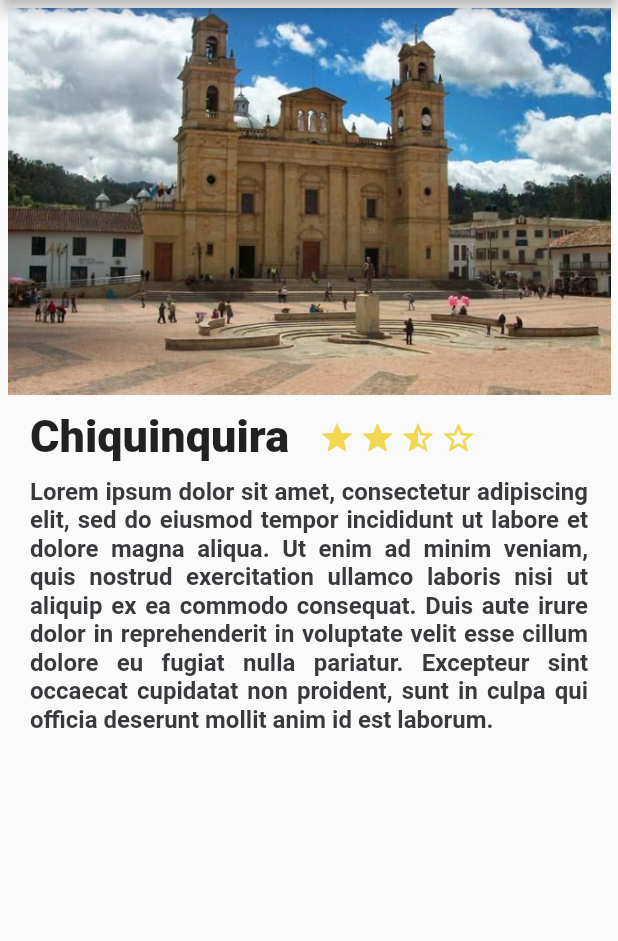
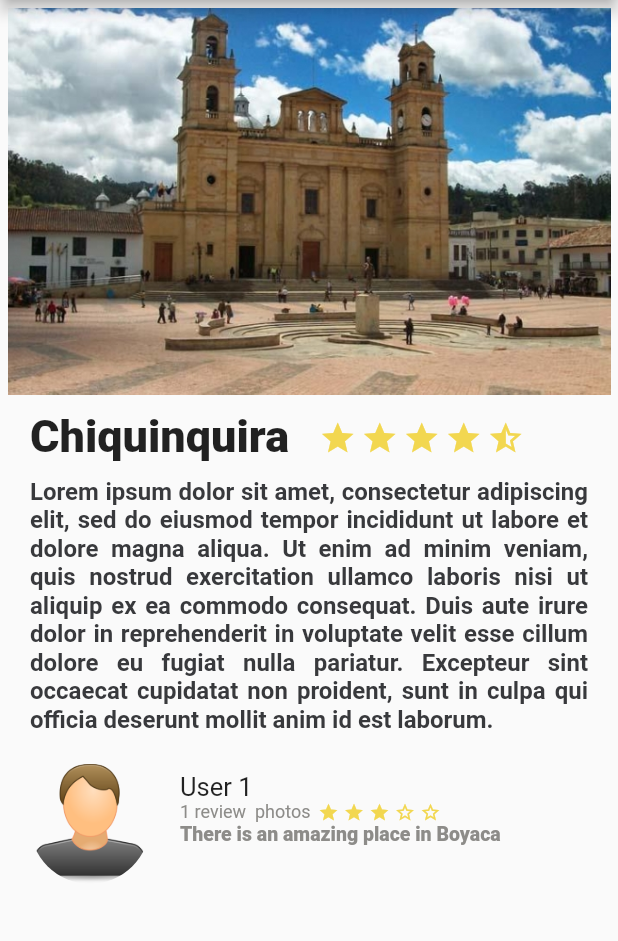
Before and after one commit to iscrozo/AppDescriptionPlace, a Flutter app: the screen it shows after launch, on a phone screen of 412 x 824 dp, the part 84-1025 px from its top. Run offline on Flutter 3.47's test engine with Material 2 defaults, Android fonts, the phone set to English and light mode, and no system bars; our stand-ins replace hexcolor; Roboto replaces fonts that are missing (LORA, Lora).

Commit message:
Se agrega crea panel de usuarios inferior, este sera cambiado por un scrollView

```diff
--- a/lib/main.dart
+++ b/lib/main.dart
@@ -1,3 +1,4 @@
+import 'package:app2/view/review.dart';
 import 'package:flutter/material.dart';
 import 'package:app2/view/description_place.dart';
 
@@ -9,16 +10,29 @@ class MyApp extends StatelessWidget {
   final textLorem =
       "Lorem ipsum dolor sit amet, consectetur adipiscing elit, sed do eiusmod tempor incididunt ut labore et dolore magna aliqua. Ut enim ad minim veniam, quis nostrud exercitation ullamco laboris nisi ut aliquip ex ea commodo consequat. Duis aute irure dolor in reprehenderit in voluptate velit esse cillum dolore eu fugiat nulla pariatur. Excepteur sint occaecat cupidatat non proident, sunt in culpa qui officia deserunt mollit anim id est laborum.";
 
+  String pathImage = "assets/img/user.png";
+  String name = "User 1";
+  String details = "1 review  photos";
+  String comment = "There is an amazing place in Boyaca";
 
   @override
   Widget build(BuildContext context) {
+    final bodyReview = Column(
+      children: [
+        new DescriptionPlace("Chiquinquira", 5, textLorem,4.5),
+        new Review(pathImage, name, details, comment, 3),
+      ],
+    );
+
     return MaterialApp(
         title: 'Desc-Place',
         home: Scaffold(
             appBar: AppBar(
-              title: Text("Desc-Place",
-              textAlign: TextAlign.center,),
+              title: Text(
+                "Desc-Place",
+                textAlign: TextAlign.center,
+              ),
             ),
-            body: new DescriptionPlace("Chiquinquira",5,textLorem)));
+            body: bodyReview));
   }
 }
--- a/lib/util/varcolors.dart
+++ b/lib/util/varcolors.dart
@@ -3,3 +3,4 @@ import 'package:hexcolor/hexcolor.dart';
 
 Color colorStar = HexColor("#F2D750");
 Color colorText = HexColor('#38393C');
+Color ColorTextGris = HexColor("#8D8C89");
--- /dev/null
+++ b/lib/view/components_utils/shape_stars.dart
@@ -0,0 +1,49 @@
+import 'package:flutter/material.dart';
+import 'package:app2/util/varcolors.dart';
+
+class ShapeStars extends StatelessWidget {
+  double stars;
+  double marginleft;
+  double fontsize;
+
+  ShapeStars(this.stars, this.marginleft, this.fontsize);
+
+  Widget getStar(double star) {
+    var icon = Icons.star;
+    if (star == 0.5) {
+      icon = Icons.star_half;
+    } else if (star < 0.5) {
+      icon = Icons.star_border;
+    }
+
+    return Container(
+      margin: EdgeInsets.only(right: 3.0),
+      child: Icon(
+        icon,
+        color: colorStar,
+        size: fontsize,
+      ),
+    );
+  }
+
+  Widget getRatin(double stars) {
+    var list = new List<Widget>();
+
+    for (var n = 0; n < 5; n++) {
+      list.add(getStar(stars));
+      stars--;
+    }
+    return Container(
+      margin: EdgeInsets.only(left: marginleft),
+      child: Row(
+        children: list,
+      ),
+    );
+  }
+
+  @override
+  Widget build(BuildContext context) {
+    // TODO: implement build
+    return getRatin(stars);
+  }
+}
--- a/lib/view/description_place.dart
+++ b/lib/view/description_place.dart
@@ -1,40 +1,34 @@
 import 'package:app2/util/varcolors.dart';
 import 'package:flutter/material.dart';
+import 'package:app2/view/components_utils/shape_stars.dart';
 
 // ignore: must_be_immutable
 class DescriptionPlace extends StatelessWidget {
   String namePlace;
-  int stars;
+  double stars;
   String descriptionPlace;
-  double positionStarY = 13.0 ;
-  double positionStarX= 3.0 ;
+  double positionStarY = 13.0;
+  double positionStarX = 3.0;
   double positionTitleY = 10.0;
+  double qualifyCity;
   // double positionTitleX =
 
-  DescriptionPlace(this.namePlace, this.stars, this.descriptionPlace);
+  DescriptionPlace(this.namePlace, this.stars, this.descriptionPlace, this.qualifyCity);
 
   @override
   Widget build(BuildContext context) {
     // TODO: implement build
     final icon_star_half = Container(
-      margin: EdgeInsets.only(top: positionStarY , right: positionStarX),
+      margin: EdgeInsets.only(top: positionStarY, right: positionStarX),
       child: Icon(
         Icons.star_half,
         color: colorStar,
       ),
     );
     final icon_star_border = Container(
-      margin: EdgeInsets.only(top: positionStarY , right: positionStarX),
+      margin: EdgeInsets.only(top: positionStarY, right: positionStarX),
       child: Icon(
         Icons.star_border,
-        color: colorStar,
-      ),
-    );
-
-    final icon_star = Container(
-      margin: EdgeInsets.only(top: positionStarY , right: positionStarX),
-      child: Icon(
-        Icons.star,
         color: colorStar,
       ),
     );
@@ -53,8 +47,11 @@ class DescriptionPlace extends StatelessWidget {
             textAlign: TextAlign.left,
           ),
         ),
-        Row(
-          children: [icon_star, icon_star, icon_star_half, icon_star_border],
+        Container(
+          margin: EdgeInsets.only(top: positionStarY, right: positionStarX),
+          child: Row(
+            children: [new ShapeStars(qualifyCity, 0.0, 25.0)],
+          ),
         )
       ],
     );
@@ -76,7 +73,9 @@ class DescriptionPlace extends StatelessWidget {
         textAlign: TextAlign.justify,
         style: TextStyle(
             fontFamily: "Lora",
-            fontWeight: FontWeight.bold, fontSize: 16, color: colorText),
+            fontWeight: FontWeight.bold,
+            fontSize: 16,
+            color: colorText),
       ),
     );
 
--- /dev/null
+++ b/lib/view/review.dart
@@ -0,0 +1,79 @@
+import 'package:app2/view/components_utils/shape_stars.dart';
+import 'package:flutter/material.dart';
+import 'package:app2/util/varcolors.dart';
+
+class Review extends StatelessWidget {
+  String pathImage = "assets/img/user.png";
+  String name = "User 1";
+  String details = "1 review  photos";
+  String comment = "There is an amazing place in Boyaca";
+  double quantityStars;
+
+  Review(this.pathImage, this.name, this.details, this.comment,
+      this.quantityStars);
+
+  @override
+  Widget build(BuildContext context) {
+    // TODO: implement build
+
+    final userName = Container(
+      margin: EdgeInsets.only(left: 20.0),
+      child: Text(
+        name,
+        textAlign: TextAlign.left,
+        style: TextStyle(fontSize: 17.0, fontFamily: "LORA"),
+      ),
+    );
+
+    final userInfo = Container(
+      margin: EdgeInsets.only(left: 20.0),
+      child: Text(
+        details,
+        textAlign: TextAlign.left,
+        style:
+            TextStyle(fontSize: 12.0, fontFamily: "LORA", color: ColorTextGris),
+      ),
+    );
+
+    final userComments = Container(
+      margin: EdgeInsets.only(left: 20.0),
+      child: Text(
+        comment,
+        textAlign: TextAlign.left,
+        style: TextStyle(
+            fontSize: 13.0,
+            fontFamily: "LORA",
+            color: ColorTextGris,
+            fontWeight: FontWeight.w900),
+      ),
+    );
+
+    final userDetails = Column(
+      crossAxisAlignment: CrossAxisAlignment.start,
+      children: [
+        userName,
+        Row(
+          children: [userInfo, new ShapeStars(quantityStars, 5.0, 14.0)],
+        ),
+        userComments
+      ],
+    );
+
+    final photo = Container(
+      margin: EdgeInsets.only(
+        top: 20.0,
+        left: 20.0,
+      ),
+      width: 80.0,
+      height: 80.0,
+      decoration: BoxDecoration(
+          shape: BoxShape.circle,
+          image:
+              DecorationImage(fit: BoxFit.cover, image: AssetImage(pathImage))),
+    );
+
+    return Row(
+      children: [photo, userDetails],
+    );
+  }
+}
--- /dev/null
+++ b/lib/view/review_list.dart
@@ -0,0 +1,10 @@
+import 'package:flutter/material.dart';
+
+class ReviewList extends StatelessWidget{
+  @override
+  Widget build(BuildContext context) {
+    // TODO: implement build
+    return null;
+  }
+
+}
--- a/pubspec.yaml
+++ b/pubspec.yaml
@@ -78,6 +78,7 @@ flutter:
 
   assets:
     - assets/img/chiquinquira.jpg
+    - assets/img/user.png
 
   fonts:
     - family : Lora
```
Also changed, not shown: assets/img/user.png (added), 1 other file.
